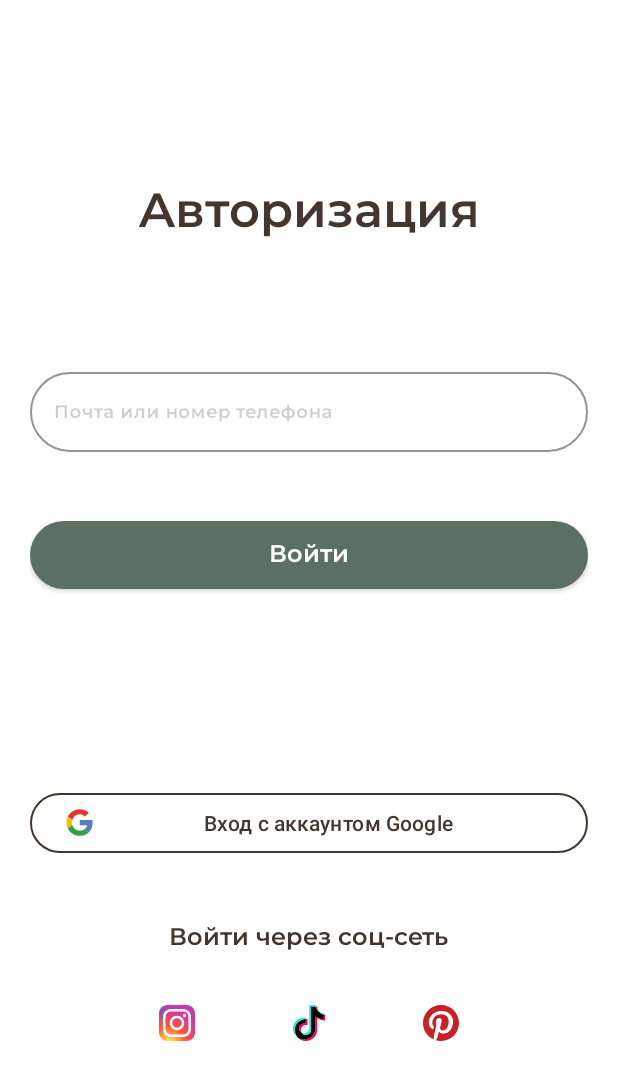
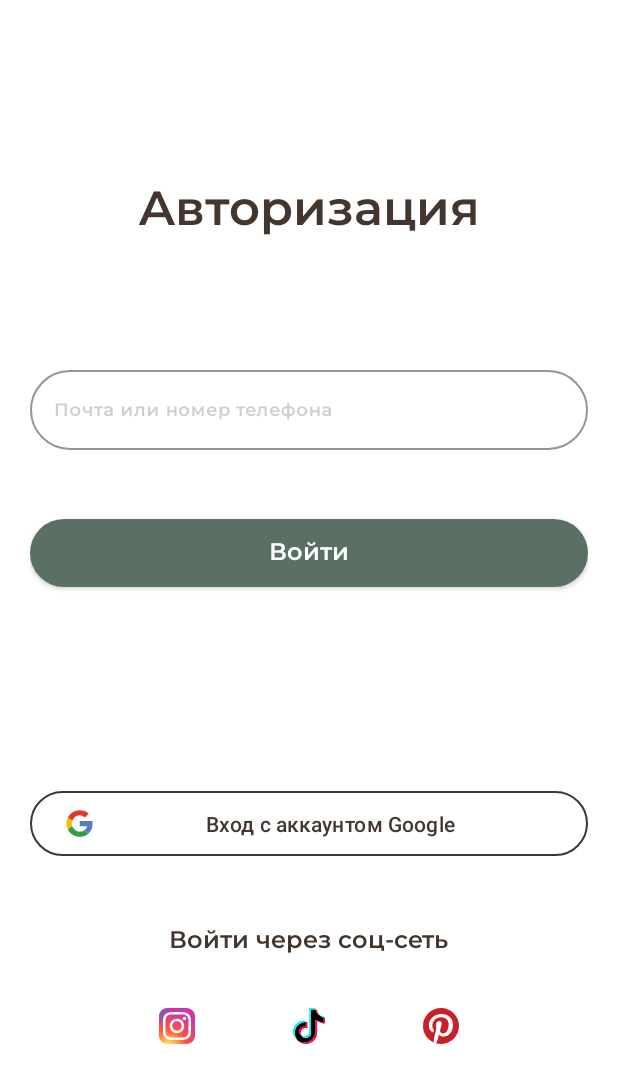
Before and after one commit to kseniaschool2006-jpg/DIY-Application, an Android app: the LoginFragment screen opened through its navigation route, on a phone screen of 412 x 824 dp. Shown: the top 1083 px of the screen. Run offline under Robolectric (Android 15) with nearby library versions, the phone set to English and light mode, and no system bars.

Commit message:
7. правки во внешний вид компонентов и нижнего меню навигации

```diff
--- a/app/src/main/java/com/example/diyproject/MainActivity.java
+++ b/app/src/main/java/com/example/diyproject/MainActivity.java
@@ -42,7 +42,11 @@ public class MainActivity extends AppCompatActivity {
                 -1,                         // архив
                 -1                          // профиль
         };
-
+        // список экранов где должно быть видно нижнее меню
+        // но которые не являются вкладками главными
+        int[] extraVisibleIds = {
+                R.id.searchResultFragment
+        };
         View[] items = {findViewById(R.id.navHome), findViewById(R.id.navSearch),
                 findViewById(R.id.navAdd), findViewById(R.id.navArchive),
                 findViewById(R.id.navProfile)};
@@ -73,7 +77,12 @@ public class MainActivity extends AppCompatActivity {
                 items[i].setScaleY(selected ? 62f / 52f : 1f);
                 if (selected) isTab = true;
             }
-            bottomBar.setVisibility(isTab ? View.VISIBLE : View.GONE);
+
+            boolean showBar = isTab;
+            for (int id : extraVisibleIds) {
+                if (destination.getId() == id) showBar = true;
+            }
+            bottomBar.setVisibility(showBar ? View.VISIBLE : View.GONE);
         });
     }
 }
--- a/app/src/main/java/com/example/diyproject/ui/home/InstructionHome.java
+++ b/app/src/main/java/com/example/diyproject/ui/home/InstructionHome.java
@@ -5,14 +5,21 @@ public class InstructionHome {
     private final long id;
     private final String title;
     private final int imageRes;
+    private final String tags;
 
     public InstructionHome(long id, String title, int imageRes) {
+        this(id, title, imageRes, "");
+    }
+
+    public InstructionHome(long id, String title, int imageRes, String tags) {
         this.id = id;
         this.title = title;
         this.imageRes = imageRes;
+        this.tags = tags;
     }
 
     public long getId() { return id; }
     public String getTitle() { return title; }
     public int getImageRes() { return imageRes; }
+    public String getTags() { return tags; }
 }
--- a/app/src/main/res/layout/fragment_login.xml
+++ b/app/src/main/res/layout/fragment_login.xml
@@ -42,13 +42,13 @@
         android:layout_width="match_parent"
         android:layout_height="wrap_content"
         android:layout_marginBottom="@dimen/space_large"
-        android:paddingBottom="@dimen/space_s"
-        android:paddingTop="@dimen/space_s"
+        android:paddingTop="12dp"
+        android:paddingBottom="12dp"
         android:text="Вход с аккаунтом Google"
         android:textAllCaps="false"
         app:cornerRadius="@dimen/radius_pill"
         app:icon="@drawable/ic_google"
-        app:iconPadding="8dp"
+        app:iconPadding="10dp"
         app:iconTint="@null"
         app:strokeColor="@color/color_beige_dark"
         app:strokeWidth="1dp" />
--- a/app/src/main/res/navigation/nav_graph.xml
+++ b/app/src/main/res/navigation/nav_graph.xml
@@ -105,12 +105,41 @@
         <action
             android:id="@+id/action_searchStart_to_searchHistory"
             app:destination="@id/searchHistoryFragment" />
+        <action
+            android:id="@+id/action_searchStart_to_searchResult"
+            app:destination="@id/searchResultFragment" />
     </fragment>
 
     <fragment
         android:id="@+id/searchHistoryFragment"
         android:name="com.example.diyproject.ui.search.SearchHistoryFragment"
         android:label="SearchHistoryFragment"
-        tools:layout="@layout/fragment_search_history" />
+        tools:layout="@layout/fragment_search_history">
+        <argument
+            android:name="query"
+            app:argType="string"
+            android:defaultValue="" />
+        <action
+            android:id="@+id/action_searchHistory_to_searchResult"
+            app:destination="@id/searchResultFragment"
+            app:popUpTo="@id/searchHistoryFragment"
+            app:popUpToInclusive="true" />
+    </fragment>
+
+    <fragment
+        android:id="@+id/searchResultFragment"
+        android:name="com.example.diyproject.ui.search.SearchResultFragment"
+        android:label="SearchResultFragment"
+        tools:layout="@layout/fragment_search_result">
+        <argument
+            android:name="query"
+            app:argType="string"
+            android:defaultValue="" />
+        <action
+            android:id="@+id/action_searchResult_to_searchHistory"
+            app:destination="@id/searchHistoryFragment"
+            app:popUpTo="@id/searchResultFragment"
+            app:popUpToInclusive="true" />
+    </fragment>
 
 </navigation>
```
Also changed, not shown: app/src/main/java/com/example/diyproject/ui/search/SearchHistoryFragment.java (+29 -2 lines), app/src/main/res/layout/view_search_bar.xml (+4 -4 lines).
